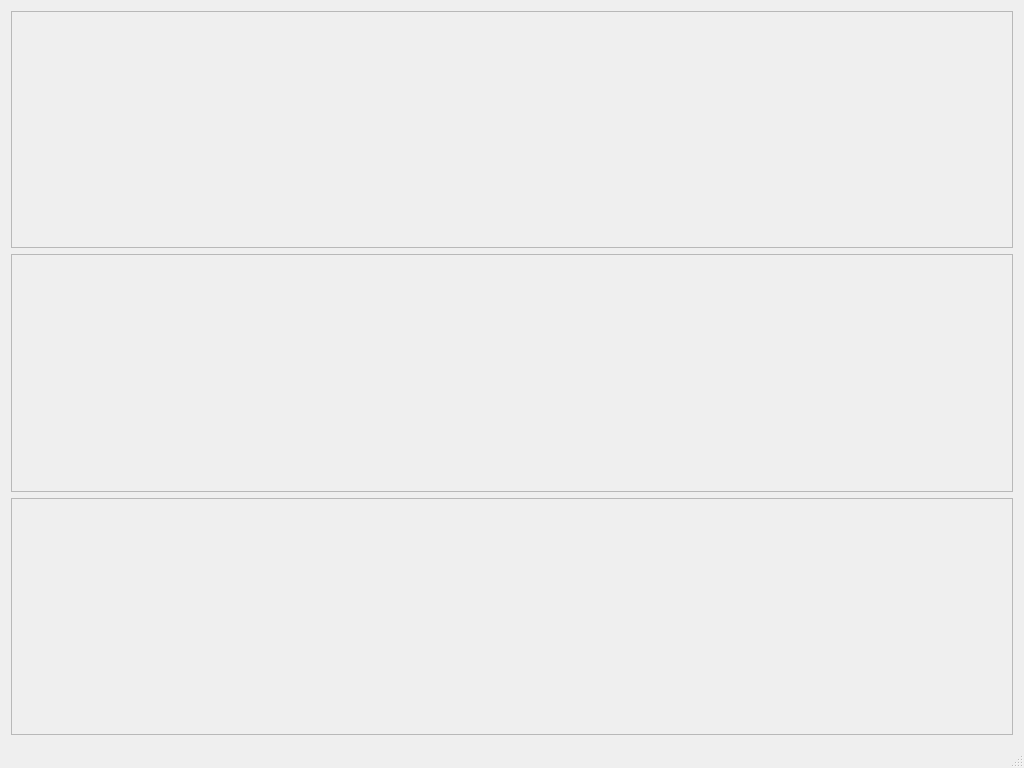
The window that src/gui/player_window.ui (kakaoscsiga25/backstabber) describes before a commit, drawn with Qt 5.
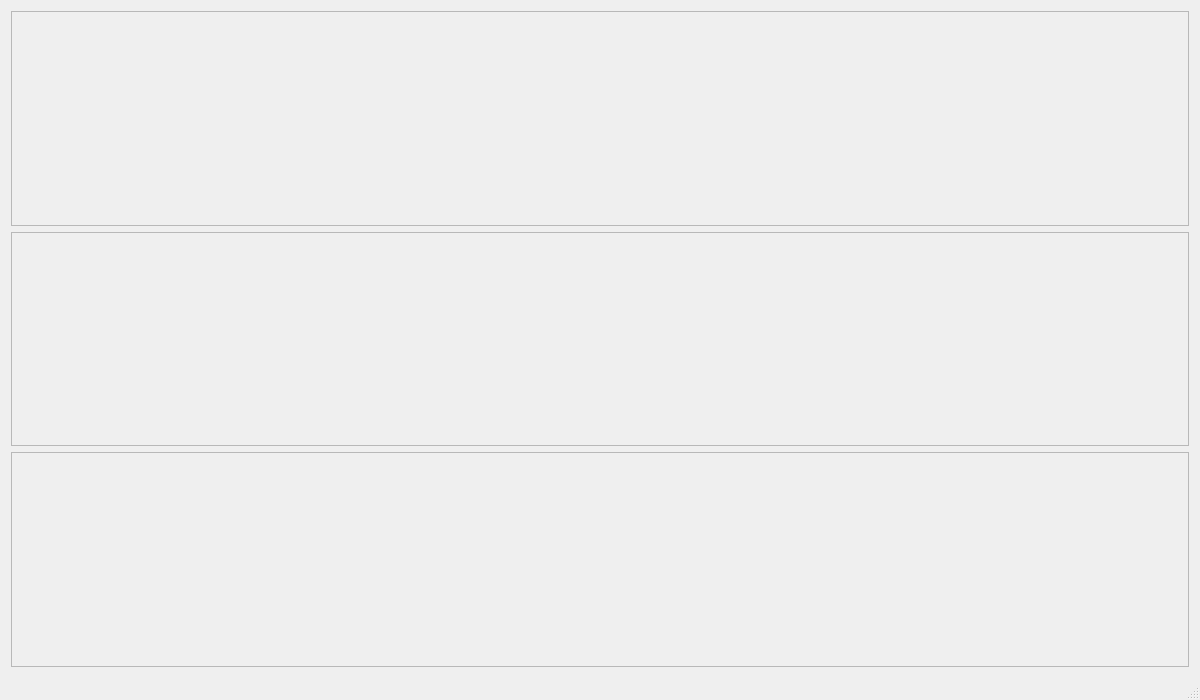
The same window after the commit.

Commit message: * GUI check point

Patch:
```diff
--- a/src/gui/player_window.ui
+++ b/src/gui/player_window.ui
@@ -6,10 +6,16 @@
    <rect>
     <x>0</x>
     <y>0</y>
-    <width>1024</width>
-    <height>768</height>
+    <width>1200</width>
+    <height>700</height>
    </rect>
   </property>
+  <property name="sizePolicy">
+   <sizepolicy hsizetype="Preferred" vsizetype="Preferred">
+    <horstretch>0</horstretch>
+    <verstretch>0</verstretch>
+   </sizepolicy>
+  </property>
   <property name="windowTitle">
    <string>MainWindow</string>
   </property>
@@ -17,6 +23,12 @@
    <layout class="QVBoxLayout" name="verticalLayout_2">
     <item>
      <widget class="QFrame" name="MonsterArea">
+      <property name="acceptDrops">
+       <bool>true</bool>
+      </property>
+      <property name="autoFillBackground">
+       <bool>false</bool>
+      </property>
       <property name="frameShape">
        <enum>QFrame::StyledPanel</enum>
       </property>
```
Left out of the diff: 12 changed lines with no effect on the pictures. The commit also changes 5 other files.
